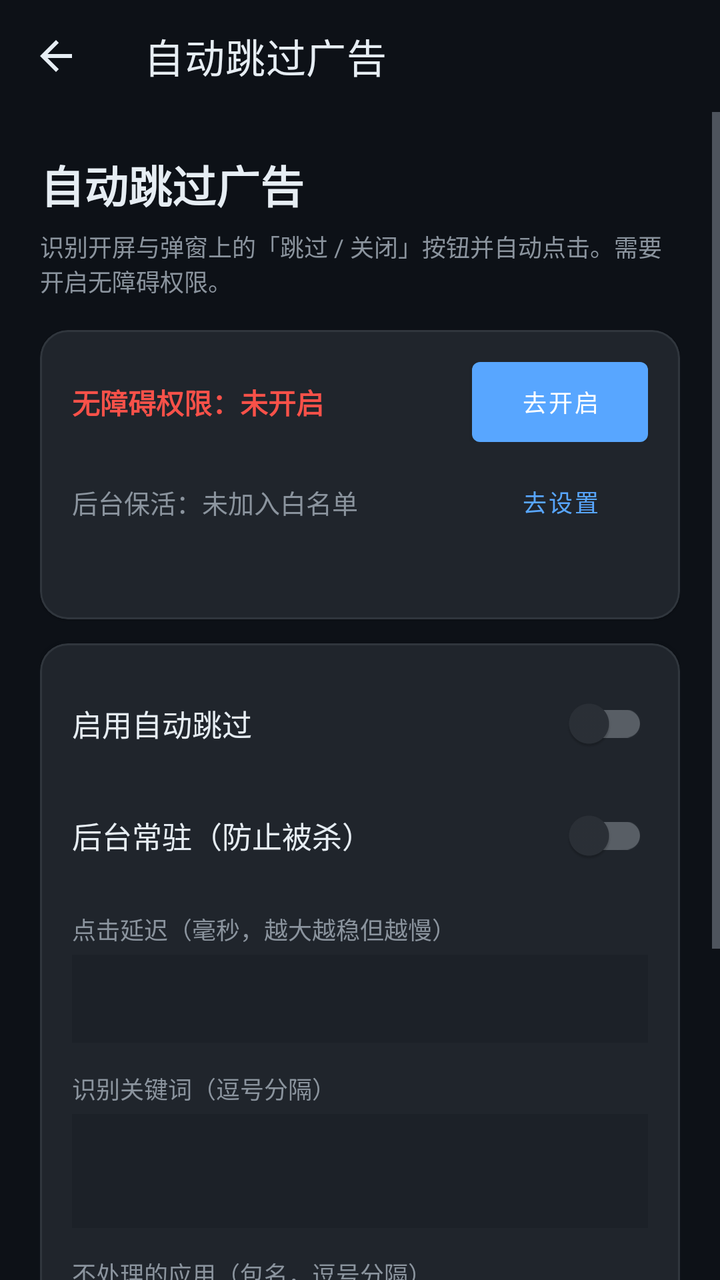
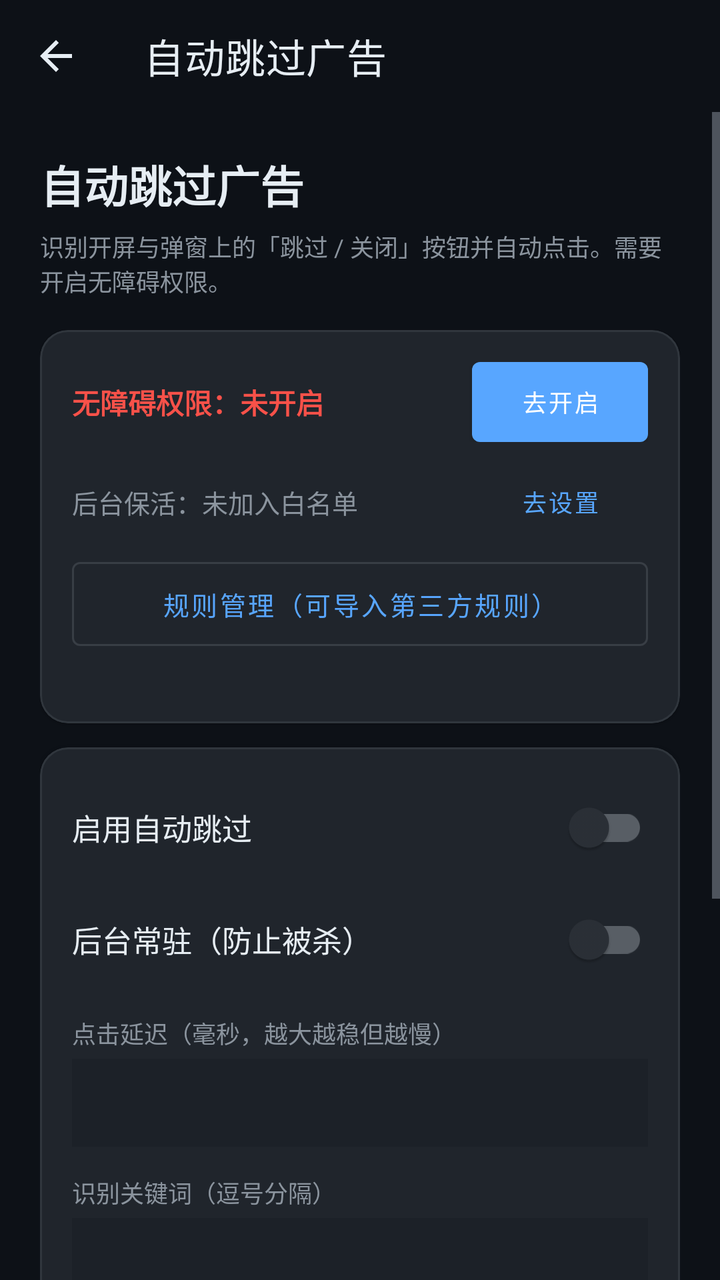

The first picture is an Android layout as it rendered before a commit; the second is the same layout after the commit. The layout source and the unified diff follow.
<!-- AndroidManifest.xml: application theme Theme.Chaomi -->
<!-- res/layout/activity_adskip.xml -->
<?xml version="1.0" encoding="utf-8"?>
<LinearLayout xmlns:android="http://schemas.android.com/apk/res/android"
    xmlns:app="http://schemas.android.com/apk/res-auto"
    android:id="@+id/root"
    android:layout_width="match_parent"
    android:layout_height="match_parent"
    android:background="@color/chaomi_bg"
    android:orientation="vertical">

    <com.google.android.material.appbar.MaterialToolbar
        android:id="@+id/toolbar"
        android:layout_width="match_parent"
        android:layout_height="?attr/actionBarSize"
        android:background="@color/chaomi_bg"
        app:navigationIcon="?attr/homeAsUpIndicator"
        app:navigationIconTint="@color/chaomi_text"
        app:title="自动跳过广告"
        app:titleTextColor="@color/chaomi_text" />

    <ScrollView
        android:layout_width="match_parent"
        android:layout_height="0dp"
        android:layout_weight="1"
        android:fillViewport="true">

    <LinearLayout
        android:layout_width="match_parent"
        android:layout_height="wrap_content"
        android:orientation="vertical"
        android:padding="20dp">

        <TextView
            android:layout_width="wrap_content"
            android:layout_height="wrap_content"
            android:text="自动跳过广告"
            android:textColor="@color/chaomi_text"
            android:textSize="22sp"
            android:textStyle="bold" />

        <TextView
            android:layout_width="match_parent"
            android:layout_height="wrap_content"
            android:layout_marginTop="6dp"
            android:text="识别开屏与弹窗上的「跳过 / 关闭」按钮并自动点击。需要开启无障碍权限。"
            android:textColor="@color/chaomi_text_dim"
            android:textSize="12sp" />

        
        <com.google.android.material.card.MaterialCardView
            android:layout_width="match_parent"
            android:layout_height="wrap_content"
            android:layout_marginTop="16dp"
            app:cardBackgroundColor="@color/chaomi_surface"
            app:cardCornerRadius="14dp"
            app:strokeColor="@color/chaomi_border"
            app:strokeWidth="1dp">

            <LinearLayout
                android:layout_width="match_parent"
                android:layout_height="wrap_content"
                android:orientation="vertical"
                android:padding="16dp">

                <LinearLayout
                    android:layout_width="match_parent"
                    android:layout_height="wrap_content"
                    android:gravity="center_vertical"
                    android:orientation="horizontal">

                    <TextView
                        android:id="@+id/accState"
                        android:layout_width="0dp"
                        android:layout_height="wrap_content"
                        android:layout_weight="1"
                        android:text="无障碍权限：未开启"
                        android:textColor="@color/chaomi_down"
                        android:textSize="14sp"
                        android:textStyle="bold" />

                    <com.google.android.material.button.MaterialButton
                        android:id="@+id/btnAcc"
                        android:layout_width="wrap_content"
                        android:layout_height="40dp"
                        android:insetTop="0dp"
                        android:insetBottom="0dp"
                        android:text="去开启"
                        android:textSize="12sp" />
                </LinearLayout>

                <LinearLayout
                    android:layout_width="match_parent"
                    android:layout_height="wrap_content"
                    android:layout_marginTop="10dp"
                    android:gravity="center_vertical"
                    android:orientation="horizontal">

                    <TextView
                        android:id="@+id/battState"
                        android:layout_width="0dp"
                        android:layout_height="wrap_content"
                        android:layout_weight="1"
                        android:text="后台保活：未加入白名单"
                        android:textColor="@color/chaomi_text_dim"
                        android:textSize="13sp" />

                    <com.google.android.material.button.MaterialButton
                        android:id="@+id/btnBatt"
                        style="@style/Widget.MaterialComponents.Button.TextButton"
                        android:layout_width="wrap_content"
                        android:layout_height="40dp"
                        android:insetTop="0dp"
                        android:insetBottom="0dp"
                        android:text="去设置"
                        android:textSize="12sp" />
                </LinearLayout>

                <TextView
                    android:id="@+id/hitInfo"
                    android:layout_width="match_parent"
                    android:layout_height="wrap_content"
                    android:layout_marginTop="8dp"
                    android:textColor="@color/chaomi_text_dim"
                    android:textSize="11sp" />
            </LinearLayout>
        </com.google.android.material.card.MaterialCardView>

        
        <com.google.android.material.card.MaterialCardView
            android:layout_width="match_parent"
            android:layout_height="wrap_content"
            android:layout_marginTop="12dp"
            app:cardBackgroundColor="@color/chaomi_surface"
            app:cardCornerRadius="14dp"
            app:strokeColor="@color/chaomi_border"
            app:strokeWidth="1dp">

            <LinearLayout
                android:layout_width="match_parent"
                android:layout_height="wrap_content"
                android:orientation="vertical"
                android:padding="16dp">

                <LinearLayout
                    android:layout_width="match_parent"
                    android:layout_height="wrap_content"
                    android:gravity="center_vertical"
                    android:orientation="horizontal">

                    <TextView
                        android:layout_width="0dp"
                        android:layout_height="wrap_content"
                        android:layout_weight="1"
                        android:text="启用自动跳过"
                        android:textColor="@color/chaomi_text"
                        android:textSize="15sp" />

                    <com.google.android.material.switchmaterial.SwitchMaterial
                        android:id="@+id/swEnabled"
                        android:layout_width="wrap_content"
                        android:layout_height="wrap_content" />
                </LinearLayout>

                <LinearLayout
                    android:layout_width="match_parent"
                    android:layout_height="wrap_content"
                    android:layout_marginTop="8dp"
                    android:gravity="center_vertical"
                    android:orientation="horizontal">

                    <TextView
                        android:layout_width="0dp"
                        android:layout_height="wrap_content"
                        android:layout_weight="1"
                        android:text="后台常驻（防止被杀）"
                        android:textColor="@color/chaomi_text"
                        android:textSize="15sp" />

                    <com.google.android.material.switchmaterial.SwitchMaterial
                        android:id="@+id/swAlive"
                        android:layout_width="wrap_content"
                        android:layout_height="wrap_content" />
                </LinearLayout>

                <TextView
                    android:layout_width="wrap_content"
                    android:layout_height="wrap_content"
                    android:layout_marginTop="14dp"
                    android:text="点击延迟（毫秒，越大越稳但越慢）"
                    android:textColor="@color/chaomi_text_dim"
                    android:textSize="12sp" />

                <EditText
                    android:id="@+id/etDelay"
                    android:layout_width="match_parent"
                    android:layout_height="44dp"
                    android:layout_marginTop="4dp"
                    android:background="@color/chaomi_surface_2"
                    android:inputType="number"
                    android:maxLength="4"
                    android:paddingStart="12dp"
                    android:paddingEnd="12dp"
                    android:textColor="@color/chaomi_text"
                    android:textSize="14sp" />

                <TextView
                    android:layout_width="wrap_content"
                    android:layout_height="wrap_content"
                    android:layout_marginTop="14dp"
                    android:text="识别关键词（逗号分隔）"
                    android:textColor="@color/chaomi_text_dim"
                    android:textSize="12sp" />

                <EditText
                    android:id="@+id/etWords"
                    android:layout_width="match_parent"
                    android:layout_height="wrap_content"
                    android:layout_marginTop="4dp"
                    android:background="@color/chaomi_surface_2"
                    android:gravity="top"
                    android:minLines="2"
                    android:padding="12dp"
                    android:textColor="@color/chaomi_text"
                    android:textSize="13sp" />

                <TextView
                    android:layout_width="wrap_content"
                    android:layout_height="wrap_content"
                    android:layout_marginTop="14dp"
                    android:text="不处理的应用（包名，逗号分隔）"
                    android:textColor="@color/chaomi_text_dim"
                    android:textSize="12sp" />

                <EditText
                    android:id="@+id/etAllow"
                    android:layout_width="match_parent"
                    android:layout_height="wrap_content"
                    android:layout_marginTop="4dp"
                    android:background="@color/chaomi_surface_2"
                    android:hint="例如 com.tencent.mm"
                    android:minLines="1"
                    android:padding="12dp"
                    android:textColor="@color/chaomi_text"
                    android:textColorHint="@color/chaomi_text_dim"
                    android:textSize="13sp" />

                <com.google.android.material.button.MaterialButton
                    android:id="@+id/btnSave"
                    android:layout_width="match_parent"
                    android:layout_height="48dp"
                    android:layout_marginTop="16dp"
                    android:text="保存设置"
                    app:backgroundTint="@color/chaomi_accent_2" />
            </LinearLayout>
        </com.google.android.material.card.MaterialCardView>

        <TextView
            android:layout_width="match_parent"
            android:layout_height="wrap_content"
            android:layout_marginTop="14dp"
            android:text="说明：本功能只用无障碍服务读取当前界面的按钮文字并模拟点击，不上传任何屏幕内容。\n国产系统（华为/小米/OPPO/vivo）为防止杀后台，还需在系统设置里给「超米」开启自启动、允许后台活动。"
            android:textColor="@color/chaomi_text_dim"
            android:textSize="11sp" />
    </LinearLayout>
</ScrollView>
</LinearLayout>
<!-- resources referenced by this layout -->
<resources>
  <color name="chaomi_accent_2">#1f6feb</color>
  <color name="chaomi_bg">#0d1117</color>
  <color name="chaomi_border">#30363d</color>
  <color name="chaomi_down">#f85149</color>
  <color name="chaomi_surface">#161b22</color>
  <color name="chaomi_surface_2">#1c2128</color>
  <color name="chaomi_text">#e6edf3</color>
  <color name="chaomi_text_dim">#8b949e</color>
  <style name="Theme.Chaomi" parent="Theme.MaterialComponents.NoActionBar">
          <item name="colorPrimary">@color/chaomi_accent</item>
          <item name="colorPrimaryVariant">@color/chaomi_accent_2</item>
          <item name="colorOnPrimary">#ffffff</item>
          <item name="colorSecondary">@color/chaomi_gold</item>
          <item name="colorOnSecondary">#1c2128</item>
          <item name="android:colorBackground">@color/chaomi_bg</item>
          <item name="colorSurface">@color/chaomi_surface</item>
          <item name="colorOnSurface">@color/chaomi_text</item>
          <item name="android:textColor">@color/chaomi_text</item>
          <item name="android:textColorPrimary">@color/chaomi_text</item>
          <item name="android:textColorSecondary">@color/chaomi_text_dim</item>
          <item name="android:statusBarColor">@color/chaomi_bg</item>
          <item name="android:navigationBarColor">@color/chaomi_bg</item>
          <item name="android:windowLightStatusBar">false</item>
          <item name="android:windowLightNavigationBar">false</item>
          <item name="bottomSheetDialogTheme">@style/Theme.Chaomi.BottomSheet</item>
      </style>
  <color name="chaomi_accent">#58a6ff</color>
  <color name="chaomi_gold">#e3b341</color>
  <style name="Theme.Chaomi.BottomSheet" parent="Theme.MaterialComponents.BottomSheetDialog">
          <item name="android:colorBackground">@color/chaomi_surface</item>
          <item name="colorSurface">@color/chaomi_surface</item>
          <item name="android:statusBarColor">@color/chaomi_bg</item>
      </style>
</resources>

<!-- the commit's change to res/layout/activity_adskip.xml (unified diff, before → after) -->
@@ -114,6 +114,17 @@
                         android:textSize="12sp" />
                 </LinearLayout>
 
+                <com.google.android.material.button.MaterialButton
+                    android:id="@+id/btnRules"
+                    style="@style/Widget.MaterialComponents.Button.OutlinedButton"
+                    android:layout_width="match_parent"
+                    android:layout_height="42dp"
+                    android:layout_marginTop="10dp"
+                    android:insetTop="0dp"
+                    android:insetBottom="0dp"
+                    android:text="规则管理（可导入第三方规则）"
+                    android:textSize="13sp" />
+
                 <TextView
                     android:id="@+id/hitInfo"
                     android:layout_width="match_parent"
